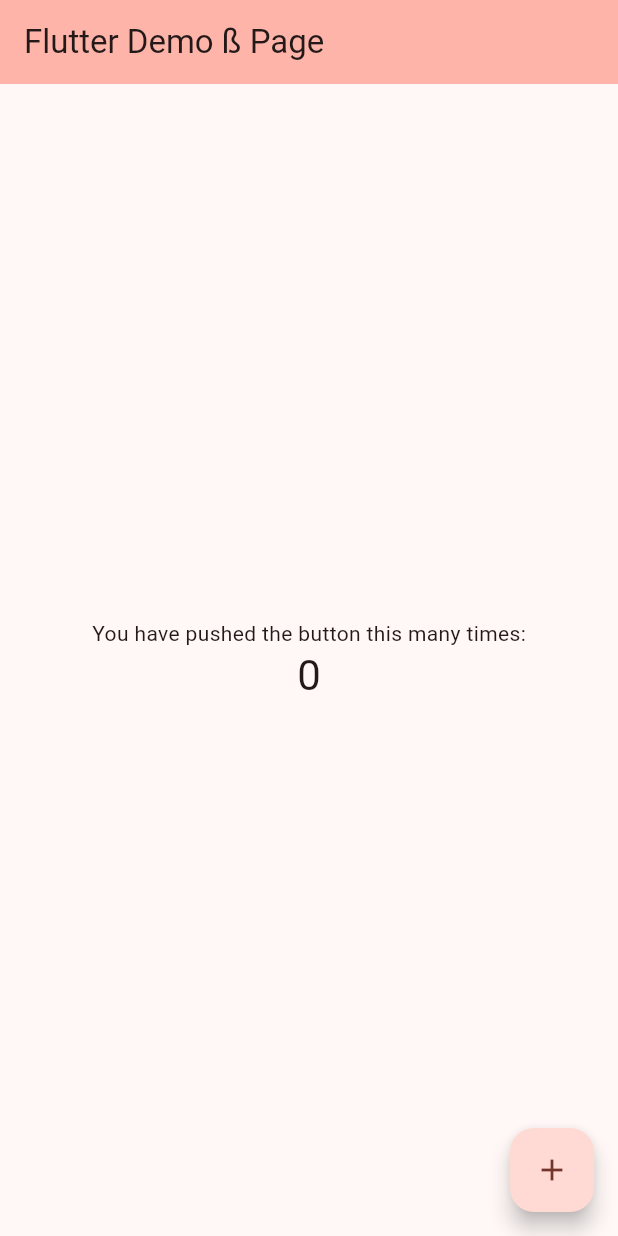
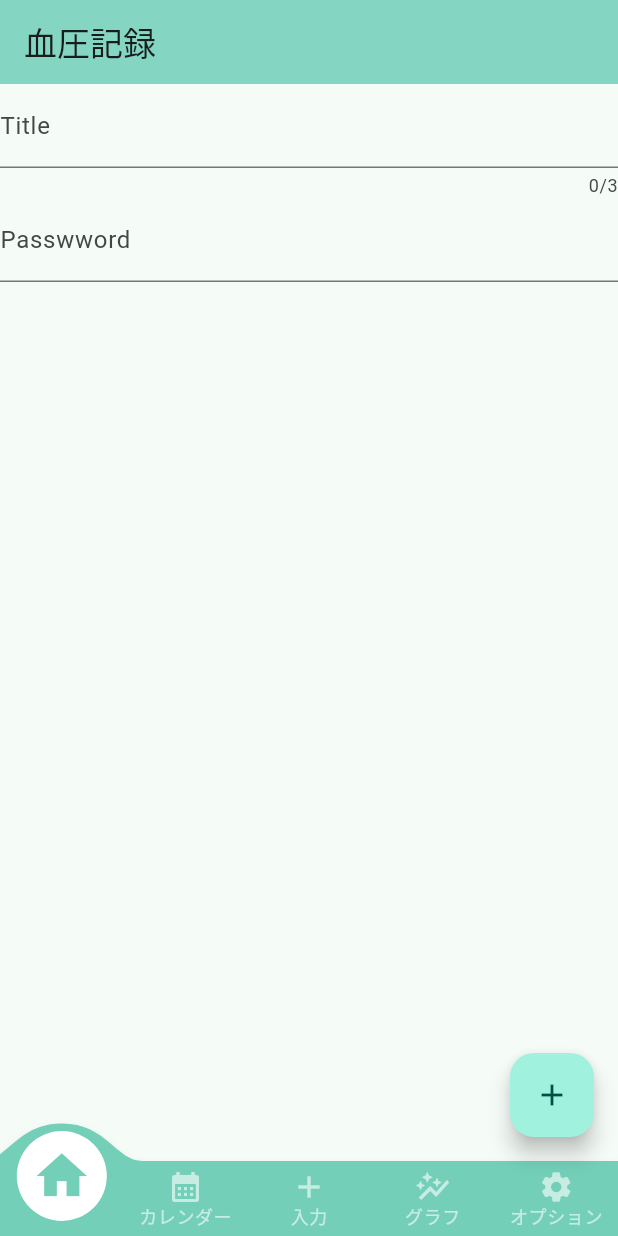
Before and after one commit to yuko87/blood_pressure_monitor, a Flutter app: the screen it shows after launch, on a phone screen of 412 x 824 dp. Run offline on Flutter 3.47's test engine with Material 3 defaults, Android fonts, the phone set to English and light mode, and no system bars; drawn by our look-alikes of convex_bottom_bar.

Commit message:
色、画面下アイコンの変更

```diff
--- a/lib/main.dart
+++ b/lib/main.dart
@@ -1,3 +1,4 @@
+import 'package:convex_bottom_bar/convex_bottom_bar.dart';
 import 'package:flutter/material.dart';
 
 void main() {
@@ -28,10 +29,11 @@
         //
         // This works for code too, not just values: Most code changes can be
         // tested with just a hot reload.
-        colorScheme: ColorScheme.fromSeed(seedColor: Colors.red),
+        colorScheme: ColorScheme.fromSeed(
+            seedColor: const Color.fromARGB(255, 168, 228, 212)),
         useMaterial3: true,
       ),
-      home: const MyHomePage(title: 'Flutter Demo ß Page'),
+      home: const MyHomePage(title: '血圧記録'),
     );
   }
 }
@@ -47,6 +49,7 @@
 class _MyHomePageState extends State<MyHomePage> {
   int _counter = 0;
 
+  // ボタンを押したときに数字を増やす
   void _incrementCounter() {
     setState(() {
       _counter++;
@@ -60,20 +63,30 @@
         backgroundColor: Theme.of(context).colorScheme.inversePrimary,
         title: Text(widget.title),
       ),
-      body: Center(
-        child: Column(
-          mainAxisAlignment: MainAxisAlignment.center,
-          children: <Widget>[
-            const Text(
-              'You have pushed the button this many times:',
-            ),
-            Text(
-              '$_counter',
-              style: Theme.of(context).textTheme.headlineMedium,
-            ),
-          ],
-        ),
+      //画面下のアイコン
+      bottomNavigationBar: ConvexAppBar(
+        backgroundColor: const Color.fromARGB(255, 115, 207, 183),
+        items: const [
+          TabItem(icon: Icons.home, title: 'Home'),
+          TabItem(icon: Icons.calendar_month, title: 'カレンダー'),
+          TabItem(icon: Icons.add, title: '入力'),
+          TabItem(icon: Icons.auto_graph_outlined, title: 'グラフ'),
+          TabItem(icon: Icons.settings, title: 'オプション'),
+        ],
+        onTap: (int i) => print('click index=$i'),
       ),
+      body: Form(
+          child: Column(
+        children: [
+          TextFormField(
+            decoration: const InputDecoration(labelText: 'Title'),
+            maxLength: 3,
+          ),
+          TextFormField(
+            decoration: const InputDecoration(labelText: 'Passwword'),
+          )
+        ],
+      )),
       floatingActionButton: FloatingActionButton(
         onPressed: _incrementCounter,
         tooltip: 'Increment',
```
